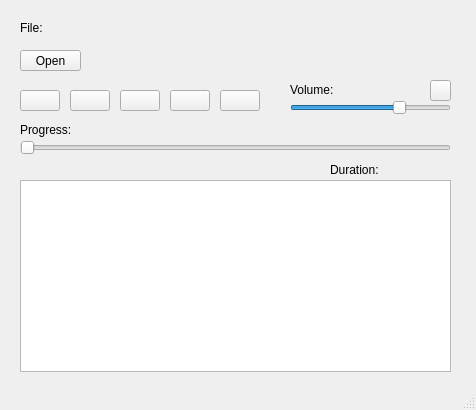
First picture: the form in mainwindow.ui, repository Mousence/Qt-MediaPlayer, before the edit.
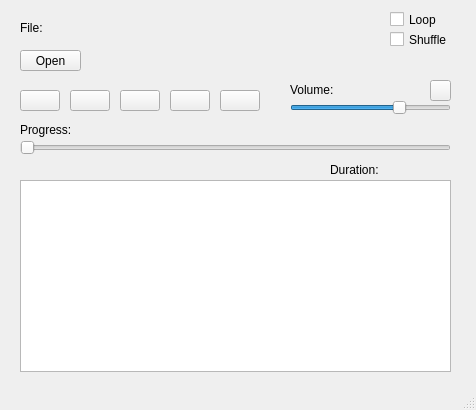
Second picture: the form after the edit. Icons and pictures are not drawn.

Diff of the .ui file:
```diff
--- a/mainwindow.ui
+++ b/mainwindow.ui
@@ -209,6 +209,32 @@
      <bool>false</bool>
     </property>
    </widget>
+   <widget class="QCheckBox" name="checkBoxLoop">
+    <property name="geometry">
+     <rect>
+      <x>390</x>
+      <y>10</y>
+      <width>72</width>
+      <height>19</height>
+     </rect>
+    </property>
+    <property name="text">
+     <string>Loop</string>
+    </property>
+   </widget>
+   <widget class="QCheckBox" name="checkBoxShuffle">
+    <property name="geometry">
+     <rect>
+      <x>390</x>
+      <y>30</y>
+      <width>72</width>
+      <height>19</height>
+     </rect>
+    </property>
+    <property name="text">
+     <string>Shuffle</string>
+    </property>
+   </widget>
   </widget>
   <widget class="QMenuBar" name="menubar">
    <property name="geometry">
```
Left out of the diff: 3 changed lines with no effect on the pictures.
